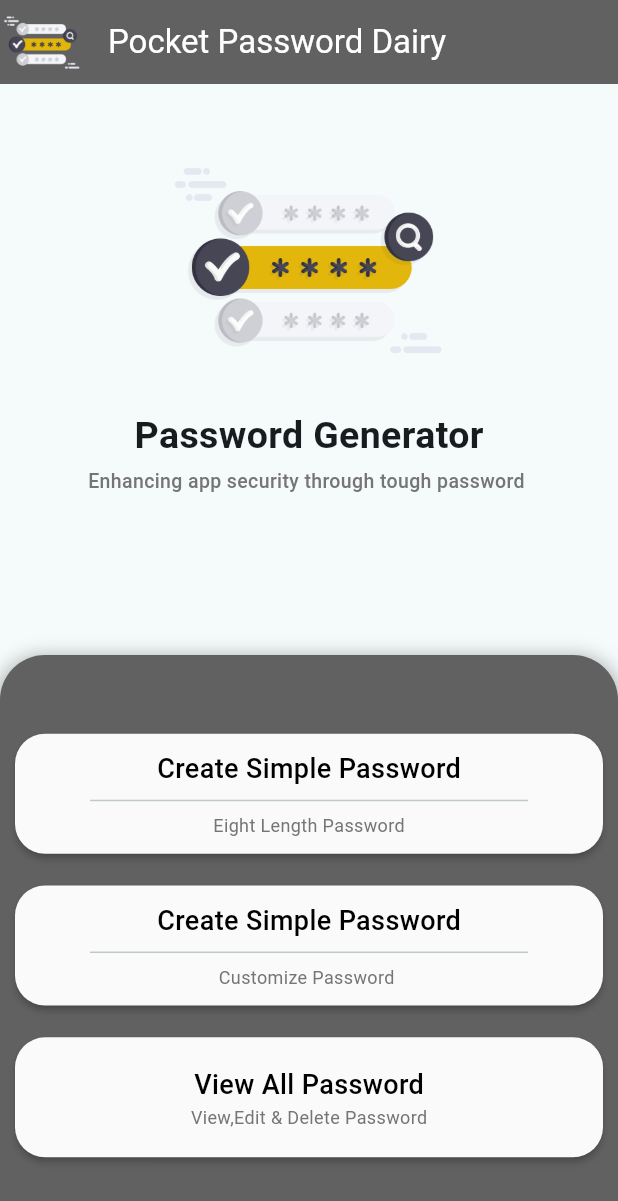
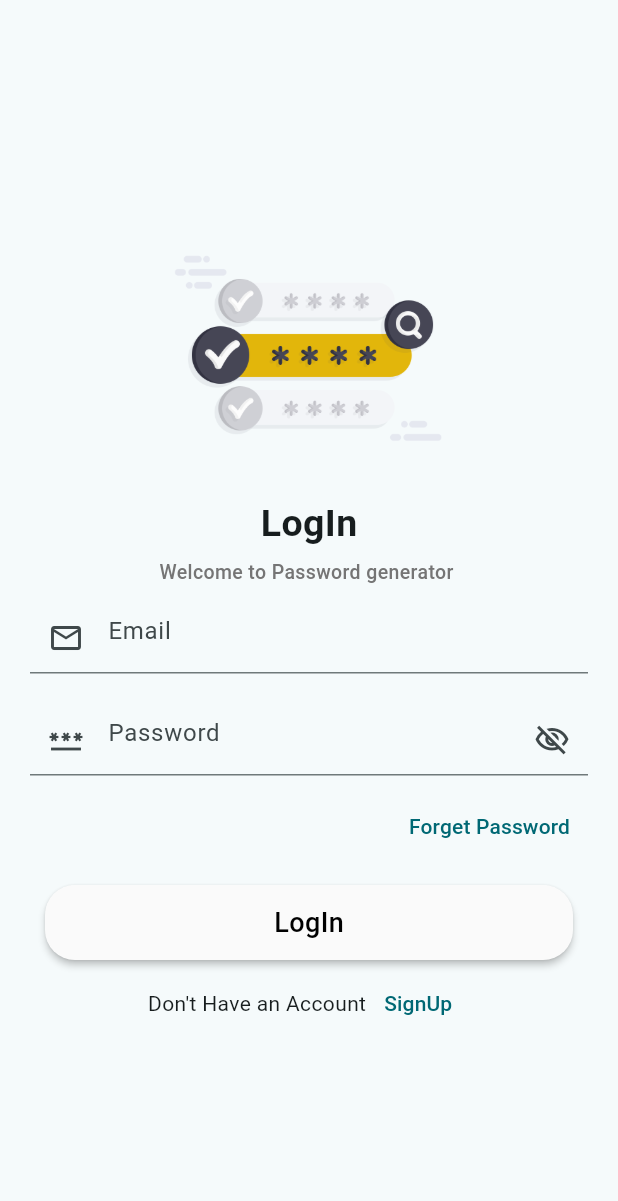
Before and after one commit to AroojAslam/password_generator_app, a Flutter app: the screen it shows after launch, on a phone screen of 412 x 824 dp. Shown: the top 1201 px of the screen. Run offline on Flutter 3.47's test engine with Material 2 defaults, Android fonts, the light colour scheme and no system bars.

Commit message:
auth screen ui

```diff
--- /dev/null
+++ b/lib/auth/login.dart
@@ -0,0 +1,112 @@
+import 'package:flutter/material.dart';
+import 'package:password_generator_app/auth/signup.dart';
+import 'package:password_generator_app/constants.dart';
+
+class LogIn extends StatefulWidget {
+  const LogIn({super.key});
+
+  @override
+  State<LogIn> createState() => _LogInState();
+}
+
+class _LogInState extends State<LogIn> {
+  bool showpasword =true;
+
+  final emailController =TextEditingController();
+  final passwordController =TextEditingController();
+  @override
+  Widget build(BuildContext context) {
+    return Scaffold(
+      body: SafeArea(
+        child: Padding(
+          padding: const EdgeInsets.symmetric(horizontal: 20),
+          child: Center(
+            child: SingleChildScrollView(
+              child: Column(
+                mainAxisAlignment: MainAxisAlignment.center,
+                children: [
+                  Image(
+                      width: 200,
+                      height: 200,
+                      image: AssetImage('assets/images/main.png')),
+                  Text(
+                    'LogIn',
+                    style: TextStyle(fontSize: 25, fontWeight: FontWeight.bold),
+                  ),
+                  SizedBox(height: 5),
+                  Text(
+                    'Welcome to Password generator ',
+                    style: TextStyle(
+                        fontSize: 13,
+                        fontWeight: FontWeight.w500,
+                        color: Colors.grey.shade600),
+                  ),
+                  Form(
+                      child: Column(
+
+                    children: [
+                      Padding(
+                        padding: const EdgeInsets.symmetric(vertical: 10),
+                        child: TextFormField(
+                          controller: emailController,
+                         decoration: InputDecoration(
+                           prefixIcon: Icon(Icons.email_outlined),
+                           hintText: 'Email'
+
+                         ),
+                        ),
+                      ),
+                      Padding(
+                        padding: const EdgeInsets.symmetric(vertical: 10),
+                        child: TextFormField(
+                          controller: passwordController,
+                          obscureText: showpasword,
+                          decoration: InputDecoration(
+                              prefixIcon: Icon(Icons.password),
+                              suffixIcon: showpasword?IconButton(
+                                onPressed: (){
+                                  setState(() {
+                                    showpasword =!showpasword;
+                                  });
+                                },
+                                icon: Icon(Icons.visibility_off_outlined)
+                              ):IconButton(
+                                  onPressed: (){
+                                    setState(() {
+                                      showpasword =!showpasword;
+                                    });
+                                  },
+                                  icon: Icon(Icons.visibility_outlined)
+                              ),
+                              hintText: 'Password'
+
+                          ),
+                        ),
+                      )
+                    ],
+                  )
+                  ),
+                  Align(
+                    alignment: Alignment.topRight,
+                      child: TextButton(onPressed: (){}, child: Text('Forget Password',))),
+                  SizedBox(height: 10,),
+                  customGestureDetector(buttonText: 'LogIn', onTap: (){}, context: context,height: 50),
+                  Row(
+                    mainAxisAlignment: MainAxisAlignment.center,
+                    children: [
+                      Text('Don\'t Have an Account'),
+                      TextButton(onPressed: (){
+                        Navigator.push(context, MaterialPageRoute(builder: (context) => SignUp(),));
+                      }, child: Text('SignUp')),
+                    ],
+                  )
+                ],
+              ),
+            ),
+          ),
+        ),
+      ),
+    );
+  }
+
+}
--- a/lib/constants.dart
+++ b/lib/constants.dart
@@ -3,8 +3,7 @@ Widget customGestureDetector({
   required String buttonText,
   required VoidCallback onTap,
   required BuildContext context,
-  double height = 80,
-  Widget? divider,
+  double height = 65,
   Widget? text,
 }) {
   return GestureDetector(
@@ -28,7 +27,6 @@ Widget customGestureDetector({
                 buttonText,
                 style: TextStyle(color: Colors.black, fontSize: 18, fontWeight: FontWeight.w500),
               ),
-              if (divider != null) divider,
               if (text != null) text,
             ],
           ),
@@ -40,8 +38,9 @@ Widget customGestureDetector({
 Widget mainContainer({
   required BuildContext context,required Widget column,
 }){
-  return Container(
-    height: MediaQuery.of(context).size.height * 0.47,
+  return Expanded(
+    child: Container(
+      height: MediaQuery.of(context).size.height * 0.40,
       decoration: BoxDecoration(
         color: Colors.grey.shade700,
         borderRadius: BorderRadius.only(
@@ -58,5 +57,6 @@ Widget mainContainer({
         ],
       ),
       child: column,
+    ),
   );
 }
--- a/lib/main screens/home_screen.dart
+++ b/lib/main screens/home_screen.dart
@@ -26,11 +26,11 @@ class _MyHomePageState extends State<MyHomePage> {
           child: Column(
             mainAxisAlignment: MainAxisAlignment.spaceBetween,
             children: [
-              Column(
+              Expanded(
+                child: Column(
+                  mainAxisAlignment: MainAxisAlignment.center,
                   children: [
-                  SizedBox(
-                    height: MediaQuery.of(context).size.height * 0.02,
-                  ),
+
                     Image(
                         width: 200,
                         height: 200,
@@ -39,7 +39,7 @@ class _MyHomePageState extends State<MyHomePage> {
                       'Password Generator',
                       style: TextStyle(fontSize: 25, fontWeight: FontWeight.bold),
                     ),
-                  SizedBox(height: 3),
+                    SizedBox(height: 1),
                     Text(
                       'Enhancing app security through tough password ',
                       style: TextStyle(
@@ -49,6 +49,7 @@ class _MyHomePageState extends State<MyHomePage> {
                     ),
                   ],
                 ),
+              ),
               mainContainer(context: context, column: Column(
                 mainAxisAlignment: MainAxisAlignment.spaceEvenly,
                 children: [
@@ -56,7 +57,7 @@ class _MyHomePageState extends State<MyHomePage> {
                     height: 25,
                   ),
                   customGestureDetector(
-                    buttonText: "Create Simple Password",
+                    buttonText: "Generate Simple Password",
                     onTap: () {
                       Navigator.push(
                           context,
@@ -65,23 +66,19 @@ class _MyHomePageState extends State<MyHomePage> {
                           ));
                     },
                     context: context,
-                    divider: Divider(indent: 50, endIndent: 50),
-                    text: Text("Eight Length Password",
-                        style: TextStyle(
-                            fontSize: 12, color: Colors.grey.shade600)),
+                    text: Text("Eight Length Password", style: TextStyle(fontSize: 12, color: Colors.grey.shade600)),
                   ),
                   customGestureDetector(
-                    buttonText: "Create Simple Password",
+                    buttonText: "Generate Tough Password",
                     onTap: () {
                       Navigator.push(
                           context,
                           MaterialPageRoute(
-                            builder: (context) => SimplePassword(),
+                            builder: (context) => ToughPassword(),
                           ));
                     },
                     context: context,
-                    divider: Divider(indent: 50, endIndent: 50),
-                    text: Text("Customize Password ",
+                    text: Text("Customize Password",
                         style: TextStyle(
                             fontSize: 12, color: Colors.grey.shade600)),
                   ),
--- a/lib/main screens/tough_password.dart
+++ b/lib/main screens/tough_password.dart
@@ -82,7 +82,9 @@ class _ToughPasswordState extends State<ToughPassword> {
                 ],
               )
           ),
-          mainContainer(context: context, column: Column(
+          mainContainer(
+            context: context,
+            column: Column(
             mainAxisAlignment: MainAxisAlignment.spaceEvenly,
             children: [
               SizedBox(height: 25,),
--- a/lib/main.dart
+++ b/lib/main.dart
@@ -1,4 +1,5 @@
 import 'package:flutter/material.dart';
+import 'auth/login.dart';
 import 'main screens/home_screen.dart';
 
 void main()async {
@@ -16,7 +17,7 @@ class MyApp extends StatelessWidget {
         colorScheme: ColorScheme.fromSeed(seedColor: Colors.grey),
         useMaterial3: true,
       ),
-      home:  MyHomePage(),
+      home:  LogIn(),
     );
   }
 }
```
Also changed, not shown: lib/auth/signup.dart (added, +116 -0 lines). Lines whose indentation alone changed are shown as unchanged.
